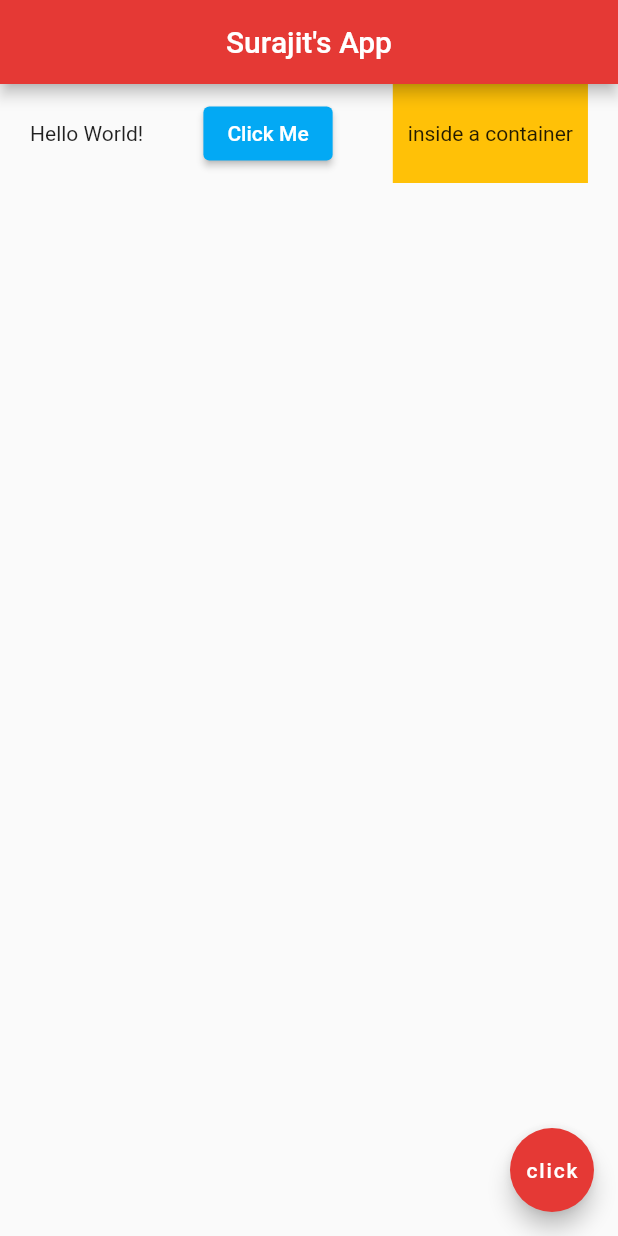
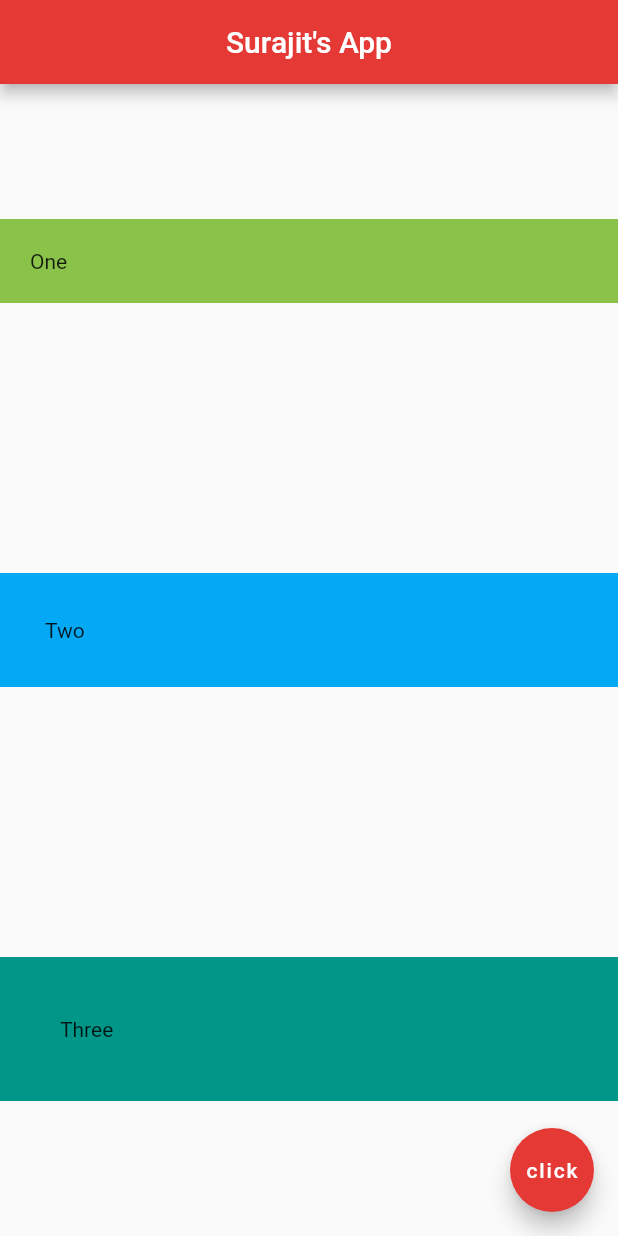
Before and after one commit to SURAJITSHAW/Learning-Flutter, a Flutter app: the screen it shows after launch, on a phone screen of 412 x 824 dp. Run offline on Flutter 3.47's test engine with Material 2 defaults, Android fonts, the phone set to English and light mode, and no system bars; project files that could hold a hidden picture were left out.

Commit message:
feat: Columns() intro

```diff
--- a/my_first_flutter_app/lib/main.dart
+++ b/my_first_flutter_app/lib/main.dart
@@ -17,16 +17,24 @@ class Home extends StatelessWidget {
         centerTitle: true,
         backgroundColor: Colors.red[600],
       ),
-      body: Row(
+      body: Column(
         mainAxisAlignment: MainAxisAlignment.spaceAround,
-        crossAxisAlignment: CrossAxisAlignment.center,
+        crossAxisAlignment: CrossAxisAlignment.stretch,
         children: [
-          const Text('Hello World!'),
-          ElevatedButton(onPressed: () {}, child: const Text('Click Me'), style: ButtonStyle(backgroundColor: MaterialStateProperty.all(Colors.lightBlue)),),
           Container(
-            padding: const EdgeInsets.symmetric(horizontal: 10.0, vertical: 25.0),
-            child: const Text('inside a container'),
-            color: Colors.amber,
+            padding: const EdgeInsets.all(20.0),
+            child: const Text('One'),
+            color: Colors.lightGreen,
+          ),
+          Container(
+            padding: const EdgeInsets.all(30.0),
+            child: const Text('Two'),
+            color: Colors.lightBlue,
+          ),
+          Container(
+            padding: const EdgeInsets.all(40.0),
+            child: const Text('Three'),
+            color: Colors.teal,
           ),
         ],
       ),
```
Also changed, not shown: 1 other file.
